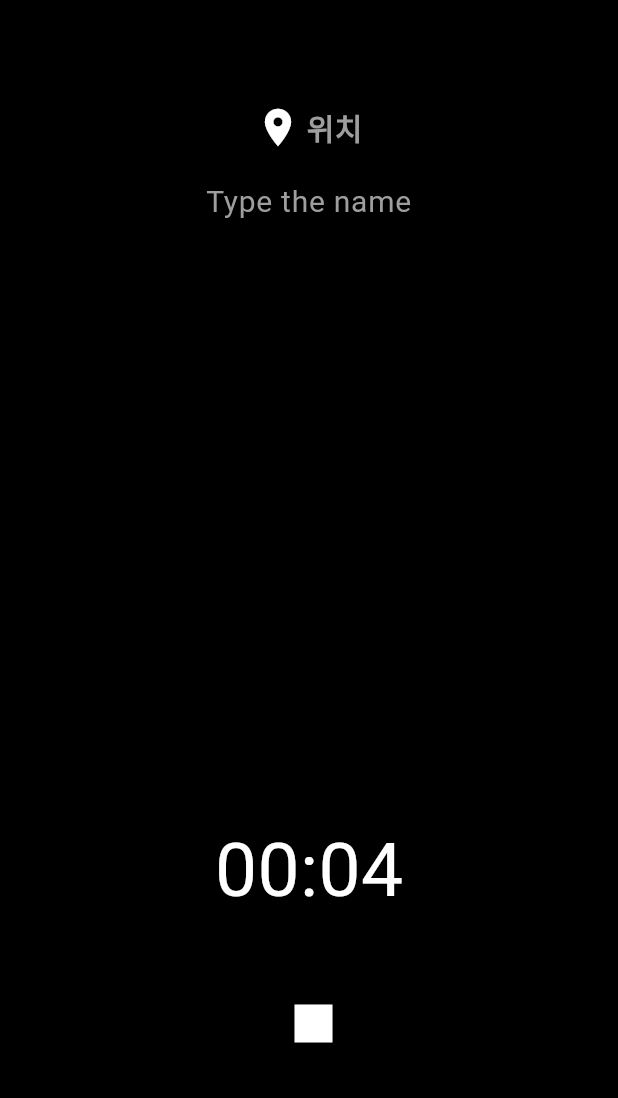
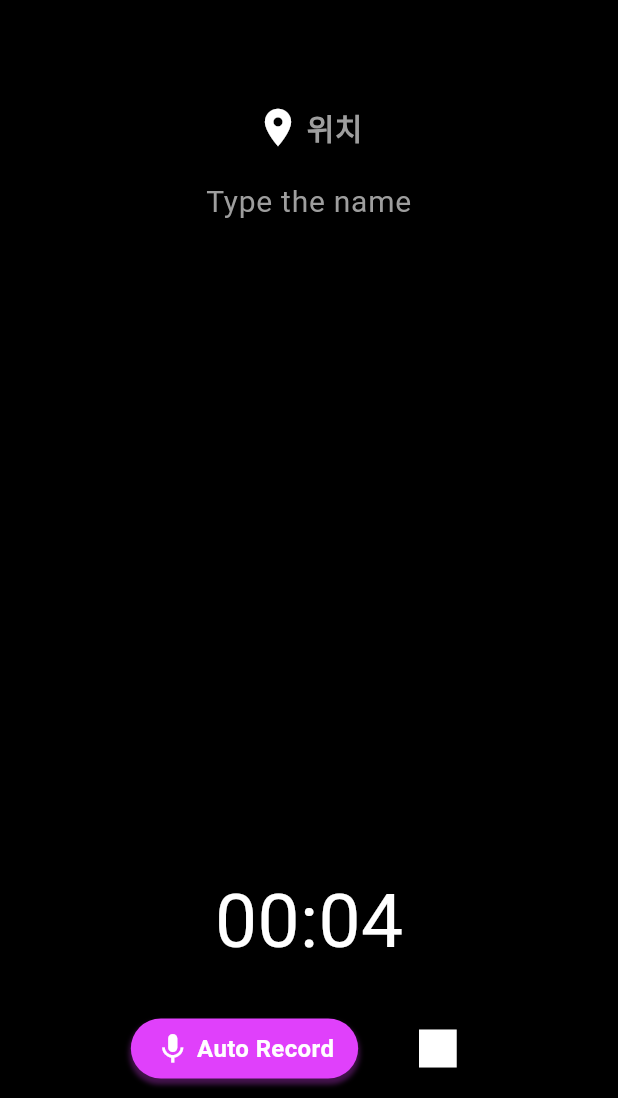
Before and after one commit to AGILE-CK/GDSC-Archivit-Frontend, a Flutter app: the RecordingScreen screen opened directly, after a tap on the "play arrow" icon, after a tap on "Save", after a tap on "위치", on a phone screen of 412 x 824 dp, the part 138-1236 px from its top. Run offline on Flutter 3.47's test engine with Material 3 defaults, Android fonts, the phone set to English and light mode, and no system bars; our stand-ins replace fluentui_system_icons, flutter_screenutil, flutter_speed_dial, get; missing offline and left inert: flutter_sound.

Commit message:
Update recording.dart

```diff
--- a/lib/home/recording.dart
+++ b/lib/home/recording.dart
@@ -1,6 +1,13 @@
+// ignore_for_file: prefer_const_constructors, prefer_const_literals_to_create_immutables
+
 import 'dart:async'; // 이 줄을 추가해주세요.
 import 'package:flutter/material.dart';
 import 'password.dart';
+import 'package:flutter_sound/flutter_sound.dart';
+import 'package:http/http.dart' as http;
+import 'dart:io';
+import 'package:path_provider/path_provider.dart';
+import 'dart:convert'; // Import JSON codec
 
 class RecordingScreen extends StatefulWidget {
   @override
@@ -10,7 +17,78 @@ class RecordingScreen extends StatefulWidget {
 class _RecordingScreenState extends State<RecordingScreen> {
   bool isPlaying = false;
   int timerValue = 0;
+  bool isRecording = false; // a variable to track recording state
   late Timer _timer; // Timer 변수를 선언합니다.
+  final FlutterSoundRecorder _recorder = FlutterSoundRecorder();
+  bool _isRecorderInitialized = false;
+
+  @override
+  void initState() {
+    super.initState();
+    _initRecorder();
+  }
+
+  Future<void> _initRecorder() async {
+    await _recorder.openAudioSession();
+    _isRecorderInitialized = true;
+  }
+
+  void _startRecordingLoop() async {
+    if (!_isRecorderInitialized) return;
+    const int recordingDuration = 5; // Record 5 seconds chunks
+    while (isRecording) { // isRecording should be a global state to control recording loop
+      final tempDir = await getTemporaryDirectory();
+      final filePath = '${tempDir.path}/${DateTime.now().millisecondsSinceEpoch}.aac';
+
+      await _recorder.startRecorder(
+        toFile: filePath,
+        codec: Codec.aacADTS,
+      );
+      await Future.delayed(Duration(seconds: recordingDuration));
+      await _recorder.stopRecorder();
+
+      _sendFileToBackend(filePath);
+    }
+  }
+
+void _sendFileToBackend(String filePath) async {
+  var request = http.MultipartRequest(
+    'POST', Uri.parse('http://104.154.58.103:8080/violent-speech-detection/')
+  )..files.add(await http.MultipartFile.fromPath('file', filePath));
+
+  var response = await request.send();
+
+  if (response.statusCode == 200) {
+    // Parse the response
+    String responseBody = await response.stream.bytesToString();
+    Map<String, dynamic> parsedResponse = jsonDecode(responseBody);
+
+    if (parsedResponse["violence_status"] == "Violent Situation Detected") {
+      // Start audio recording to save evidence
+      setState(() {
+        isRecording = false; // Stop the loop
+        // Add the trigger recording
+        if (!isPlaying) {
+          togglePlay();
+        }
+      });
+    }
+    // If "Non-Violent Situation", just continue with the loop in _startRecordingLoop()
+  } else {
+    // Handle error or invalid response
+    print("Error: Server returned an error status code.");
+  }
+
+  // Delete the temporary file
+  File(filePath).delete();
+}
+
+  @override
+  void dispose() {
+    _recorder.closeAudioSession();
+    super.dispose();
+  }
+
 
   @override
   Widget build(BuildContext context) {
@@ -134,26 +212,75 @@ class _RecordingScreenState extends State<RecordingScreen> {
                   ),
                 ),
                 SizedBox(height: 16.0),
-                SizedBox(
-                  width: 60.0, // 아이콘의 너비 지정
-                  height: 100.0, // 아이콘의 높이 지정
-                  child: IconButton(
+                Row(
+                  mainAxisAlignment: MainAxisAlignment.center,
+                  children: [
+                    GestureDetector(
+                      onTap: () {
+                        setState(() {
+                          isRecording = !isRecording;
+                          if (isRecording) {
+                            // Start the recording loop
+                            _startRecordingLoop();
+                          } else {
+                            // Stop recording if currently in progress
+                            _recorder.stopRecorder();
+                          }
+                        });
+                      },
+                      child: AnimatedContainer(
+                        duration: Duration(milliseconds: 300),
+                        curve: Curves.easeInOut,
+                        padding: EdgeInsets.symmetric(
+                          vertical: 8.0,
+                          horizontal: isRecording ? 32.0 : 16.0, // Increase horizontal padding
+                        ),
+                        decoration: BoxDecoration(
+                          color: isRecording ? Colors.deepPurple : Colors.purpleAccent, // Change color when recording
+                          borderRadius: BorderRadius.circular(20.0),
+                          boxShadow: [
+                            BoxShadow(
+                              color: isRecording ? Colors.deepPurple[700]!.withOpacity(0.6) : Colors.purpleAccent.withOpacity(0.3),
+                              spreadRadius: isRecording ? 4 : 1,
+                              blurRadius: isRecording ? 10 : 2,
+                              offset: Offset(0, 3),
+                            ),
+                          ],
+                        ),
+                        child: Row(
+                          mainAxisSize: MainAxisSize.min, // to wrap content in the row
+                          children: [
+                            Icon(
+                              Icons.mic, // Microphone icon
+                              color: Colors.white,
+                              size: 24.0,
+                            ),
+                            SizedBox(width: 4.0),
+                            Text(
+                              'Auto Record',
+                              style: TextStyle(
+                                color: Colors.white,
+                                fontSize: 16.0,
+                                fontWeight: FontWeight.bold,
+                              ),
+                            ),
+                          ],
+                        ),
+                      ),
+                    ),
+
+                    SizedBox(width: 20), // Space between buttons
+                    IconButton(
                       icon: Icon(
                         isPlaying ? Icons.stop : Icons.play_arrow,
                         color: Colors.white,
-                      size: 50.0, // 아이콘 크기 조정
+                        size: 50.0,
                       ),
                       onPressed: () {
-                      setState(() {
-                        isPlaying = !isPlaying;
-                        if (isPlaying) {
-                          _startTimer();
-                        } else {
-                          _stopTimer();
-                        }
-                      });
+                        togglePlay();
                       },
                     ),
+                  ],
                 ),
               ],
             ),
@@ -187,6 +314,17 @@ class _RecordingScreenState extends State<RecordingScreen> {
     _timer.cancel();
     setState(() {
       timerValue = 0;
+    });
+  }
+
+  void togglePlay() {
+    setState(() {
+      isPlaying = !isPlaying;
+      if (isPlaying) {
+        _startTimer();
+      } else {
+        _stopTimer();
+      }
     });
   }
 
```
Lines whose indentation alone changed are shown as unchanged.
